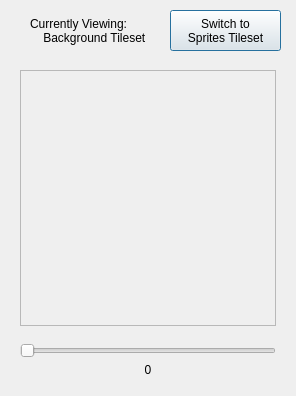
Old version of the form tilesetviewer.ui in the repository ahmed-agiza/Jupiter.
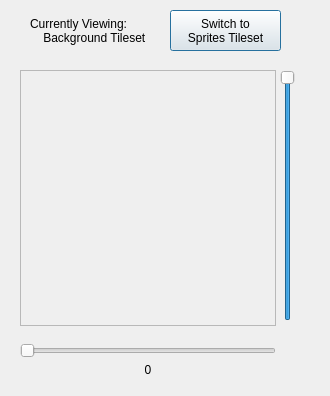
New version of the form.

```diff
--- a/tilesetviewer.ui
+++ b/tilesetviewer.ui
@@ -6,7 +6,7 @@
    <rect>
     <x>0</x>
     <y>0</y>
-    <width>296</width>
+    <width>330</width>
     <height>396</height>
    </rect>
   </property>
@@ -96,6 +96,34 @@
     <set>Qt::AlignCenter</set>
    </property>
   </widget>
+  <widget class="QSlider" name="verticalSlider">
+   <property name="geometry">
+    <rect>
+     <x>280</x>
+     <y>70</y>
+     <width>16</width>
+     <height>251</height>
+    </rect>
+   </property>
+   <property name="minimum">
+    <number>1</number>
+   </property>
+   <property name="maximum">
+    <number>16</number>
+   </property>
+   <property name="singleStep">
+    <number>1</number>
+   </property>
+   <property name="value">
+    <number>16</number>
+   </property>
+   <property name="orientation">
+    <enum>Qt::Vertical</enum>
+   </property>
+   <property name="invertedAppearance">
+    <bool>false</bool>
+   </property>
+  </widget>
  </widget>
  <resources/>
  <connections/>
```
